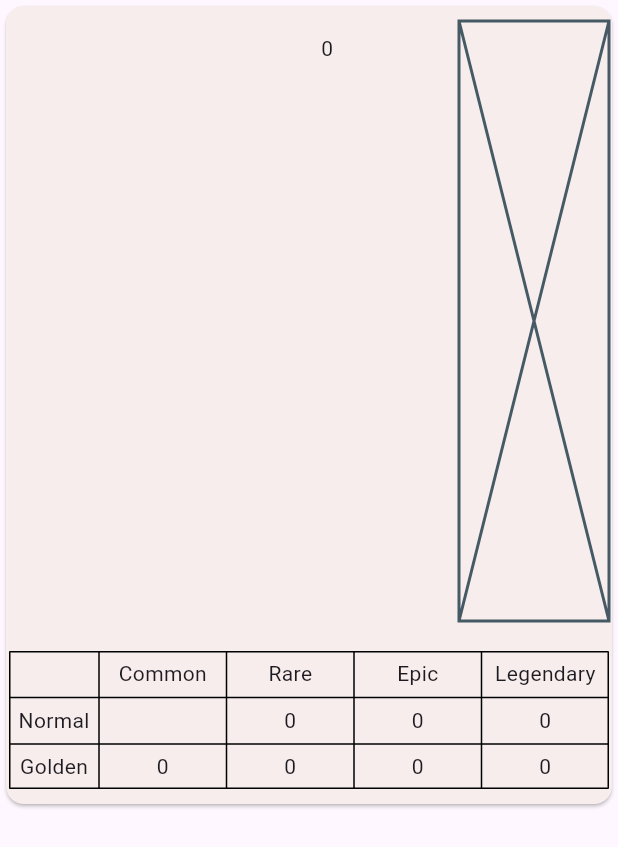
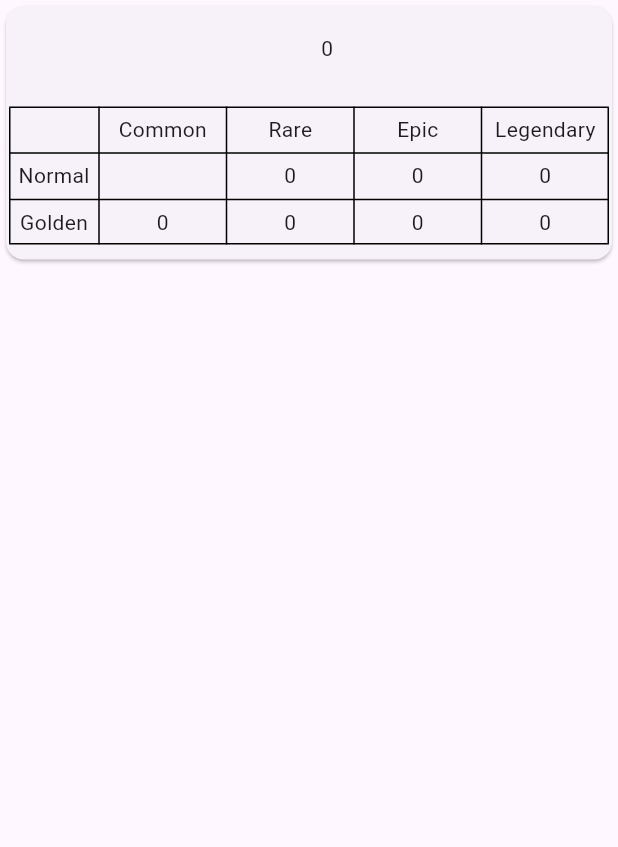
Before and after one commit to tirey93/flutter_hs_stats, a Flutter app: the ExpansionCard widget shown alone on an empty page, opened directly with empty values, on a phone screen of 412 x 824 dp. Shown: the top 847 px of the screen. Run offline on Flutter 3.47's test engine with Material 3 defaults, Android fonts, the phone set to English and light mode, and no system bars; our stand-ins replace flutter_cache_manager; network calls fail.

Commit message:
finished expansion

```diff
--- a/lib/widgets/expansion_card.dart
+++ b/lib/widgets/expansion_card.dart
@@ -14,7 +14,6 @@ class _ExpansionCardState extends State<ExpansionCard> {
   @override
   Widget build(BuildContext context) {
     return Card(
-      surfaceTintColor: Colors.orange,
       child: Column(
         mainAxisSize: MainAxisSize.min,
         children: <Widget>[
@@ -24,7 +23,7 @@ class _ExpansionCardState extends State<ExpansionCard> {
               columnWidths: {0: FixedColumnWidth(200)},
               children: [
                 TableRow(children: [
-                  Padding(padding: EdgeInsets.all(8), child: Text(widget.expansion.yearName, style: TextStyle(fontWeight: FontWeight.bold, fontSize: 15),),),
+                  Padding(padding: EdgeInsets.all(8), child: Text(getName, style: TextStyle(fontWeight: FontWeight.bold, fontSize: 15),),),
                   Padding(padding: EdgeInsets.all(8), child: Text(widget.expansion.sumAll().toString())),
                   getAvarage(widget.expansion.releaseYear),
                 ]),
@@ -70,10 +69,16 @@ class _ExpansionCardState extends State<ExpansionCard> {
     );
   }
 
+  String get getName {
+    if (widget.expansion.releaseYear == null)
+      return widget.expansion.yearName;
+    return widget.expansion.fullName;
+  }
+
   Widget getAvarage(int? releaseYear) {
     if (releaseYear == null)
       return Padding(padding: EdgeInsets.all(8), child: Text((widget.expansion.sumAll() / getMonths()).toStringAsFixed(2)));
-    return Placeholder();
+    return Text('');
   }
 
   int getMonths() {
```
Also changed, not shown: lib/hs_expansion.dart (+16 -2 lines), lib/hs_years.dart (+3 -6 lines).
